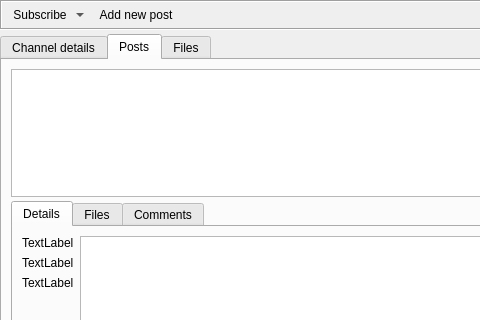
First picture: the form in retroshare-gui/src/gui/gxschannels/GxsChannelPostsWidgetWithModel.ui, repository RetroShare/RetroShare, before the edit; both pictures show x 0 to 480 and y 0 to 320 of the 977 by 628 pixel window.
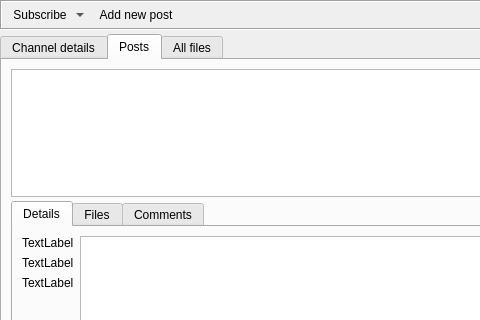
Second picture: the form after the edit. The open tabs and pages were chosen to show the change. Icons and pictures are not drawn. Custom widgets are drawn as their Qt base class.

Commit message: added system to clamp the text in thumbnails

Diff of the .ui file:
```diff
--- a/retroshare-gui/src/gui/gxschannels/GxsChannelPostsWidgetWithModel.ui
+++ b/retroshare-gui/src/gui/gxschannels/GxsChannelPostsWidgetWithModel.ui
@@ -526,7 +526,7 @@
      </widget>
      <widget class="QWidget" name="tab_5">
       <attribute name="title">
-       <string>Files</string>
+       <string>All files</string>
       </attribute>
       <layout class="QVBoxLayout" name="verticalLayout_5">
        <item>
```
Left out of the diff: 2 changed lines with no effect on the pictures. The commit also changes 2 other files.
